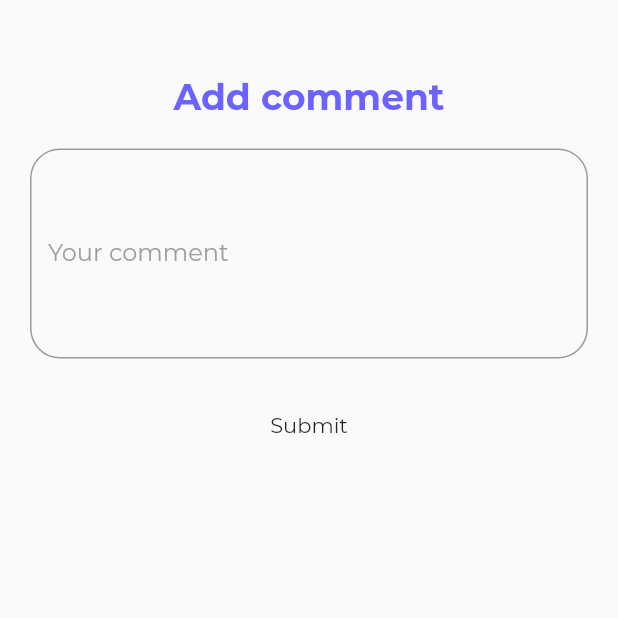
After one commit to MattViper/audioholics-flutter, a Flutter app: the AddCommentScreen screen opened by its route, on a phone screen of 412 x 824 dp, the top half of it. The commit adds this screen. Run offline on Flutter 3.47's test engine with Material 2 defaults, Android fonts, the phone set to English and light mode, and no system bars; our stand-ins replace flutter_html, flutter_secure_storage, flutter_swiper, font_awesome_flutter, image_picker, shared_preferences; missing offline and left inert: notustohtml, quill_delta, zefyr; accounts and stored records are empty.

Commit message:
Add Comment

```diff
--- a/lib/audioholics.dart
+++ b/lib/audioholics.dart
@@ -1,6 +1,7 @@
 import 'package:audioholics/models/secure_storage.dart';
 import 'package:audioholics/providers/articles.dart';
 import 'package:audioholics/providers/auth.dart';
+import 'package:audioholics/providers/comments.dart';
 import 'package:audioholics/providers/profiles.dart';
 import 'package:audioholics/screens/home_feed_screen.dart';
 import 'package:audioholics/shared/color_palette.dart';
@@ -23,6 +24,10 @@ class Audioholics extends StatelessWidget with SecureStorageMixin {
               create: (ctx) => Articles(),
               update: (context, auth, articles) => articles.update(auth.token,
                   auth.userId, articles == null ? [] : articles.articles)),
+          ChangeNotifierProxyProvider<Auth, Comments>(
+              create: (ctx) => Comments(),
+              update: (context, auth, comments) => comments.update(auth.token,
+                  auth.userId, comments == null ? [] : comments.comments)),
           ChangeNotifierProxyProvider<Auth, Profiles>(
               create: (ctx) => Profiles(),
               update: (context, auth, profiles) => profiles.update(auth.token,
--- /dev/null
+++ b/lib/providers/comment.dart
@@ -0,0 +1,29 @@
+import 'package:audioholics/providers/user.dart';
+import 'package:flutter/foundation.dart';
+
+class Comment with ChangeNotifier {
+  int id;
+  String body;
+  DateTime created;
+  DateTime updated;
+  User author;
+
+  Comment.add({
+    @required this.body,
+  });
+
+  Comment(
+      {this.id,
+      @required this.body,
+      @required this.author,
+      this.created,
+      this.updated});
+
+  Comment.fromJson(Map<String, dynamic> json) {
+    id = json['id'];
+    body = json['body'];
+    author = new User.fromJson(json['author']);
+    created = DateTime.tryParse(json['created']);
+    updated = DateTime.tryParse(json['updated']);
+  }
+}
--- a/lib/routes.dart
+++ b/lib/routes.dart
@@ -1,6 +1,7 @@
 import 'package:audioholics/screens/ArticleScreen.dart';
 import 'package:audioholics/screens/add_article/add_article_body_screen.dart';
 import 'package:audioholics/screens/add_article/add_article_meta_screen.dart';
+import 'package:audioholics/screens/add_comment_screen.dart';
 import 'package:audioholics/screens/home_feed_screen.dart';
 import 'package:audioholics/screens/profile_screen.dart';
 import 'package:audioholics/screens/sign_in_screen.dart';
@@ -18,4 +19,5 @@ final routes = {
   AddArticleMetaScreen.routeName: (ctx) => AddArticleMetaScreen(),
   AddArticleBodyScreen.routeName: (ctx) => AddArticleBodyScreen(),
   ArticleScreen.routeName: (ctx) => ArticleScreen(),
+  AddCommentScreen.routeName: (ctx) => AddCommentScreen(),
 };
--- /dev/null
+++ b/lib/screens/add_comment_screen.dart
@@ -0,0 +1,82 @@
+import 'package:audioholics/providers/comments.dart';
+import 'package:audioholics/shared/color_palette.dart';
+import 'package:flutter/cupertino.dart';
+import 'package:flutter/material.dart';
+import 'package:provider/provider.dart';
+
+class AddCommentScreen extends StatefulWidget {
+  static const routeName = '/add-comment';
+
+  @override
+  _AddCommentScreenState createState() => _AddCommentScreenState();
+}
+
+class _AddCommentScreenState extends State<AddCommentScreen> {
+  String body = '';
+  @override
+  Widget build(BuildContext context) {
+    String slug = ModalRoute.of(context).settings.arguments;
+    return Scaffold(
+      body: Container(
+        width: MediaQuery.of(context).size.width,
+        height: MediaQuery.of(context).size.height,
+        child: Row(
+          mainAxisAlignment: MainAxisAlignment.center,
+          children: <Widget>[
+            Expanded(
+              child: Column(
+                mainAxisAlignment: MainAxisAlignment.start,
+                children: <Widget>[
+                  Padding(
+                    padding: const EdgeInsets.fromLTRB(20, 50, 20, 0),
+                    child: Text(
+                      'Add comment',
+                      style: TextStyle(
+                          color: ColorPalette.PrimaryColor,
+                          fontSize: 24.0,
+                          fontWeight: FontWeight.w700),
+                    ),
+                  ),
+                  Padding(
+                    padding: const EdgeInsets.all(20.0),
+                    child: TextField(
+                      keyboardType: TextInputType.multiline,
+                      maxLines: 5,
+                      decoration: InputDecoration(
+                        labelStyle: TextStyle(color: Colors.grey),
+                        labelText: 'Your comment',
+                        border: OutlineInputBorder(
+                          borderSide: BorderSide(
+                            color: Colors.grey,
+                          ),
+                          borderRadius: BorderRadius.circular(20.0),
+                        ),
+                        focusedBorder: OutlineInputBorder(
+                          borderSide: BorderSide(
+                            color: ColorPalette.PrimaryColor,
+                          ),
+                          borderRadius: BorderRadius.circular(20.0),
+                        ),
+                      ),
+                      onChanged: (String value) {
+                        body = value;
+                      },
+                    ),
+                  ),
+                  FlatButton(
+                    onPressed: () => {
+                      Provider.of<Comments>(context, listen: false)
+                          .addComment(slug, body),
+                      Navigator.of(context).pop(),
+                    },
+                    child: Text('Submit'),
+                  )
+                ],
+              ),
+            ),
+          ],
+        ),
+      ),
+    );
+  }
+}
```
Also changed, not shown: lib/providers/comments.dart (added, +75 -0 lines), lib/screens/ArticleScreen.dart (+20 -0 lines).
